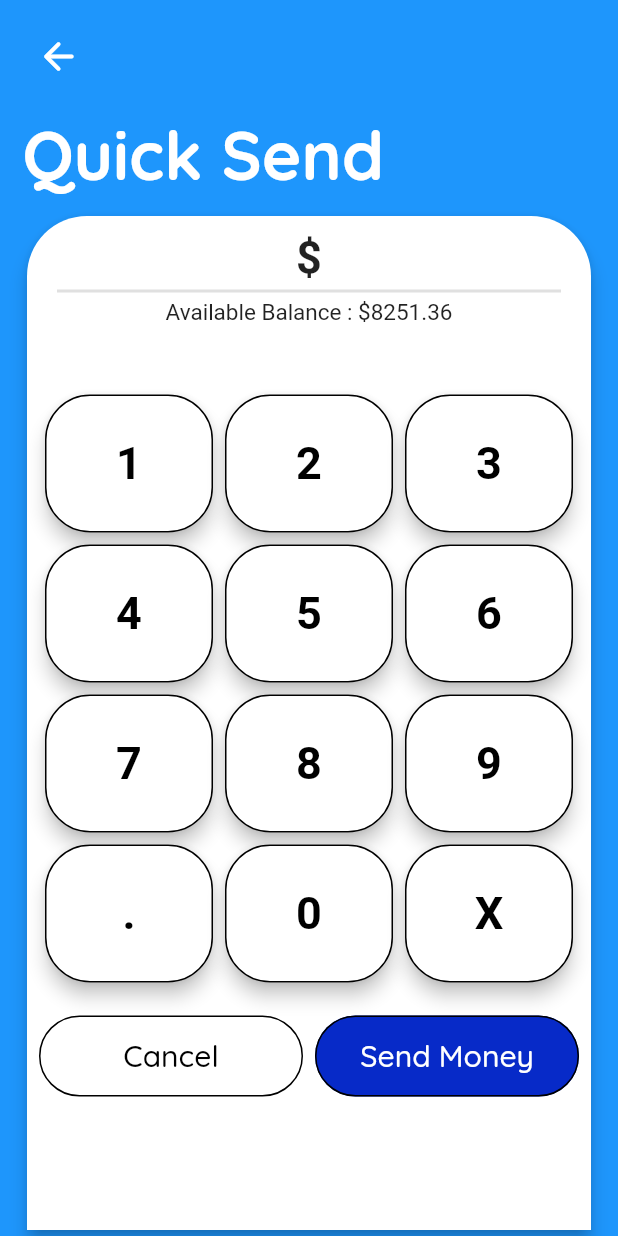
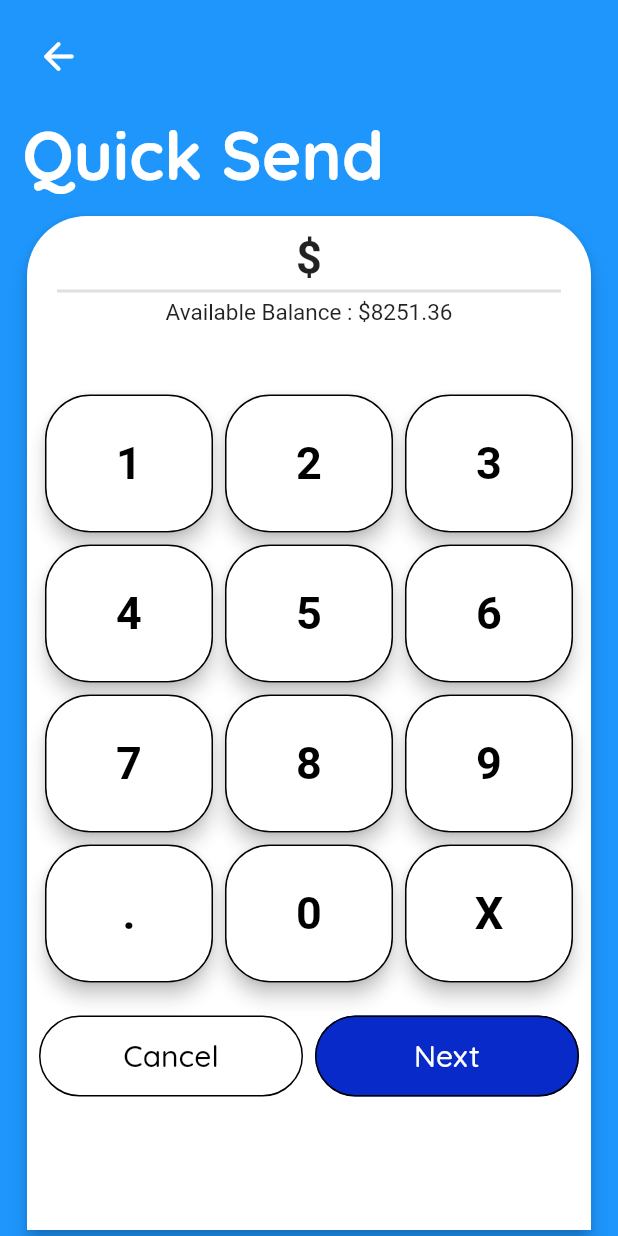
Before and after one commit to abhijithu1/Wallett, a Flutter app: the QuickSend screen opened directly, on a phone screen of 412 x 824 dp. Run offline on Flutter 3.47's test engine with Material 2 defaults, Android fonts, the phone set to English and light mode, and no system bars; our stand-ins replace google_fonts; network calls fail.

Commit message:
state management , payment done screen

```diff
--- a/lib/providers/wallet_provider.dart
+++ b/lib/providers/wallet_provider.dart
@@ -1,19 +1,33 @@
 import 'package:flutter/material.dart';
 
-class Walletprovider extends ChangeNotifier{
+class Walletprovider extends ChangeNotifier {
   bool _isQuicksend = false;
 
   bool get isQuicksend => _isQuicksend;
 
-  void clickedSend(){
+  double? payableAmt = 0;
+
+  List<String> imageUrls = [
+    "https://images.pexels.com/photos/5490276/pexels-photo-5490276.jpeg?auto=compress&cs=tinysrgb&w=1260&h=750&dpr=1",
+    "https://media.istockphoto.com/id/856599656/photo/passport-picture-of-a-smiling-turkish-businesswoman.jpg?s=612x612&w=0&k=20&c=dgETy-9neViQs7SATDTOOa80QOhVFcLIomBFRxWVN_8=",
+    "https://media.istockphoto.com/id/615279718/photo/businesswoman-portrait-on-white.jpg?s=612x612&w=0&k=20&c=Aa2Vy4faAPe9fAE68Z01jej9YqPqy-RbAteIlF3wcjk=",
+    "https://media.istockphoto.com/id/913062404/photo/face-of-businessman-against-white-background.jpg?s=612x612&w=0&k=20&c=Fg0rvqoqvOiH2ayHxsjq2LngGMNLhMryh9mL6njbNfI=",
+    "https://media.istockphoto.com/id/515596766/photo/official-portrait-of-a-blonde-woman.jpg?s=612x612&w=0&k=20&c=yDY2nH6SNtfvn4c_BOuuZ27ZkENFevgvYxZD2Plk_vo=",
+  ];
+  List<String> contactNames = [
+      "John",
+      "Jenny",
+      "Margaret",
+      "Nissam",
+      "Sophy"
+    ];
+  void clickedSend() {
     _isQuicksend = true;
     notifyListeners();
   }
 
-  void undoclicksend(){
+  void undoclicksend() {
     _isQuicksend = false;
     notifyListeners();
   }
-
-
 }
--- a/lib/screens/main_screen_home.dart
+++ b/lib/screens/main_screen_home.dart
@@ -70,9 +70,9 @@
               const SizedBox(
                 height: 20,
               ),
-              const SizedBox(
+               SizedBox(
                 height: 120,
-                child: ContactCard(),
+                child: ContactCard(ontapcontactfunc: (){},),
               ),
               const SizedBox(
                 height: 10,
--- a/lib/screens/quick_send.dart
+++ b/lib/screens/quick_send.dart
@@ -1,7 +1,9 @@
 import 'package:flutter/material.dart';
 import 'package:google_fonts/google_fonts.dart';
+import 'package:mytodo/providers/wallet_provider.dart';
 import 'package:mytodo/widgets/quick_pay_card.dart';
 import 'package:mytodo/widgets/quick_send_card.dart';
+import 'package:provider/provider.dart';
 
 class QuickSend extends StatefulWidget {
   const QuickSend({super.key});
@@ -13,7 +15,9 @@
 class _QuickSendState extends State<QuickSend> {
   @override
   Widget build(BuildContext context) {
+    bool isquickPay = Provider.of<Walletprovider>(context).isQuicksend;
     double bal = 8251.36;
+    double? payableAmt = Provider.of<Walletprovider>(context).payableAmt;
     List<Widget> cards = [
       Padding(
         padding: const EdgeInsets.only(
@@ -22,9 +26,11 @@
           right: 10,
           bottom: 0,
         ),
-        child: HomeScreenCard(bal: bal),
+        child: HomeScreenCard(bal: bal,payAmount: payableAmt,),
       ),
-      const Padding(padding: EdgeInsets.only(bottom: 0,right: 10,left: 10), child: QuickPayCard())
+      const Padding(
+          padding: EdgeInsets.only(bottom: 0, right: 10, left: 10),
+          child: QuickPayCard())
     ];
     return SafeArea(
       child: Scaffold(
@@ -86,7 +92,7 @@
                   right: 4,
                   bottom: 0,
                 ),
-                child: cards[1],
+                child: isquickPay == false ? cards[1] : cards[0],
               ),
             ),
           ],
```
Also changed, not shown: lib/screens/payment_done.dart (added, +22 -0 lines), lib/widgets/contact_cards.dart (+18 -19 lines), lib/widgets/quick_pay_card.dart (+10 -4 lines), lib/widgets/quick_send_card.dart (+27 -14 lines).
